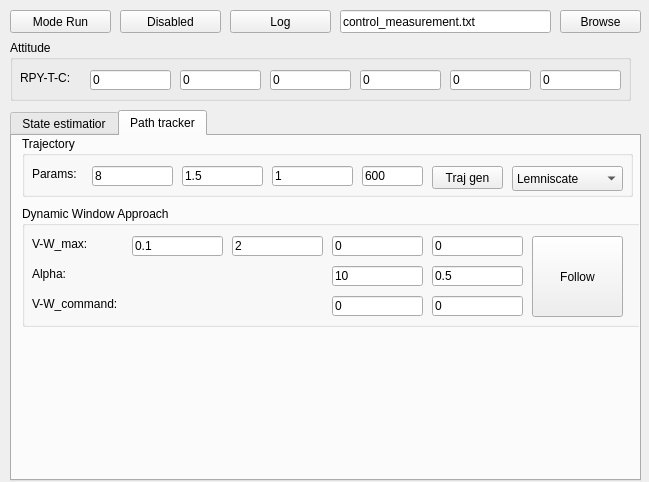
Above: software/GCSQt/mode_run.ui from tuannv-github/PIFer before the change. Below: the same form after it.
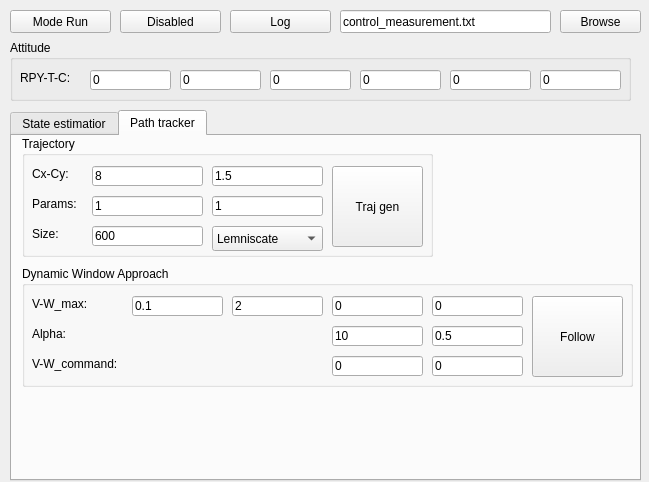
That is the form after the change. The open tabs and pages were chosen to show the change.

Diff of the .ui file:
```diff
--- a/software/GCSQt/mode_run.ui
+++ b/software/GCSQt/mode_run.ui
@@ -657,8 +657,8 @@
       <rect>
        <x>10</x>
        <y>0</y>
-       <width>611</width>
-       <height>61</height>
+       <width>411</width>
+       <height>121</height>
       </rect>
      </property>
      <property name="title">
@@ -667,9 +667,9 @@
      <widget class="QLineEdit" name="tb_trajectory_params_3">
       <property name="geometry">
        <rect>
-        <x>340</x>
-        <y>30</y>
-        <width>61</width>
+        <x>70</x>
+        <y>90</y>
+        <width>111</width>
         <height>20</height>
        </rect>
       </property>
@@ -685,7 +685,7 @@
        <rect>
         <x>70</x>
         <y>30</y>
-        <width>81</width>
+        <width>111</width>
         <height>20</height>
        </rect>
       </property>
@@ -699,9 +699,9 @@
      <widget class="QLineEdit" name="tb_trajectory_params_2">
       <property name="geometry">
        <rect>
-        <x>250</x>
-        <y>30</y>
-        <width>81</width>
+        <x>70</x>
+        <y>60</y>
+        <width>111</width>
         <height>20</height>
        </rect>
       </property>
@@ -715,8 +715,8 @@
      <widget class="QComboBox" name="cb_trajectory">
       <property name="geometry">
        <rect>
-        <x>490</x>
-        <y>30</y>
+        <x>190</x>
+        <y>90</y>
         <width>111</width>
         <height>25</height>
        </rect>
@@ -735,9 +735,9 @@
      <widget class="QLineEdit" name="tb_trajectory_params_1">
       <property name="geometry">
        <rect>
-        <x>160</x>
+        <x>190</x>
         <y>30</y>
-        <width>81</width>
+        <width>111</width>
         <height>20</height>
        </rect>
       </property>
@@ -751,10 +751,10 @@
      <widget class="QPushButton" name="btn_trajectory_gen">
       <property name="geometry">
        <rect>
-        <x>410</x>
+        <x>310</x>
         <y>30</y>
-        <width>71</width>
-        <height>23</height>
+        <width>91</width>
+        <height>81</height>
        </rect>
       </property>
       <property name="text">
@@ -771,16 +771,58 @@
        </rect>
       </property>
       <property name="text">
+       <string>Cx-Cy:</string>
+      </property>
+     </widget>
+     <widget class="QLineEdit" name="tb_trajectory_params_b">
+      <property name="geometry">
+       <rect>
+        <x>190</x>
+        <y>60</y>
+        <width>111</width>
+        <height>20</height>
+       </rect>
+      </property>
+      <property name="text">
+       <string>1</string>
+      </property>
+      <property name="readOnly">
+       <bool>false</bool>
+      </property>
+     </widget>
+     <widget class="QLabel" name="label_69">
+      <property name="geometry">
+       <rect>
+        <x>10</x>
+        <y>60</y>
+        <width>61</width>
+        <height>16</height>
+       </rect>
+      </property>
+      <property name="text">
        <string>Params:</string>
       </property>
      </widget>
+     <widget class="QLabel" name="label_70">
+      <property name="geometry">
+       <rect>
+        <x>10</x>
+        <y>90</y>
+        <width>61</width>
+        <height>16</height>
+       </rect>
+      </property>
+      <property name="text">
+       <string>Size:</string>
+      </property>
+     </widget>
     </widget>
     <widget class="QGroupBox" name="groupBox_5">
      <property name="geometry">
       <rect>
        <x>10</x>
-       <y>70</y>
-       <width>631</width>
+       <y>130</y>
+       <width>611</width>
        <height>121</height>
       </rect>
      </property>
```
Left out of the diff: 29 changed lines with no effect on the pictures.
